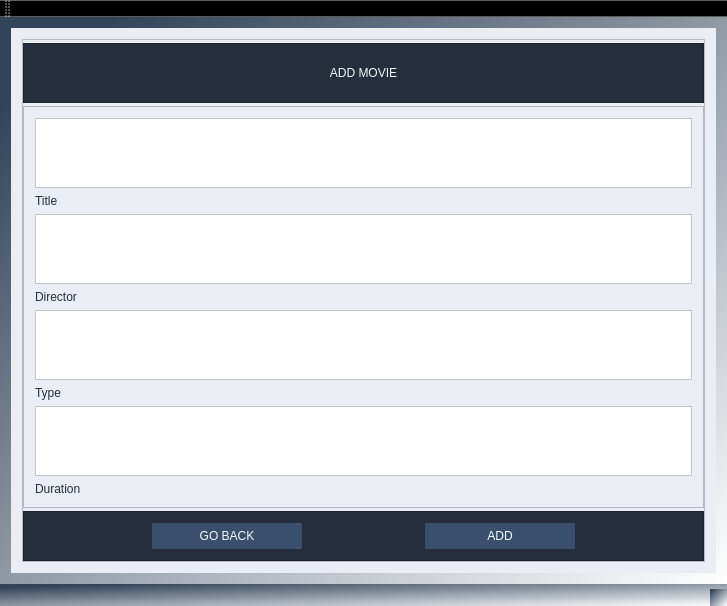
Before: the Qt Designer form MovieTicketManagementSystem/MainWindow.ui in ZuzannaZawartka/movie-ticket-management-system, drawn with Qt 5.
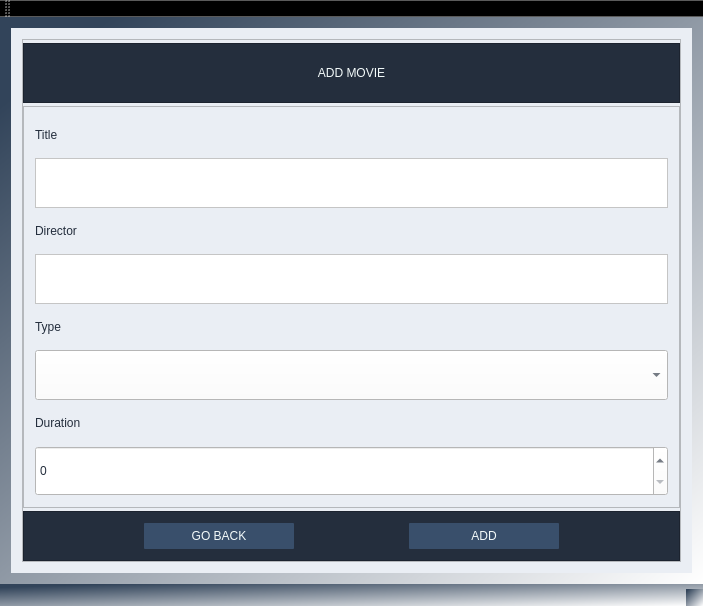
After: the same form once the commit is applied. The open tabs and pages were chosen to show the change.

Commit message: refactor: fixed addMovieWindow and added movieList to bookTicketWindow

What changed in the file:
```diff
--- a/MovieTicketManagementSystem/MainWindow.ui
+++ b/MovieTicketManagementSystem/MainWindow.ui
@@ -6,7 +6,7 @@
    <rect>
     <x>0</x>
     <y>0</y>
-    <width>727</width>
+    <width>703</width>
     <height>606</height>
    </rect>
   </property>
@@ -639,15 +639,6 @@
               <enum>QFrame::Shadow::Raised</enum>
              </property>
              <layout class="QVBoxLayout" name="verticalLayout_22">
-              <item>
-               <widget class="QTextEdit" name="textTitleEdit">
-                <property name="styleSheet">
-                 <string notr="true">background-color: rgb(255, 255, 255);
-color: rgb(36, 46, 61);
-font: 900 18pt &quot;Source Sans Pro Black&quot;;</string>
-                </property>
-               </widget>
-              </item>
               <item>
                <widget class="QLabel" name="textTitleLabel">
                 <property name="styleSheet">
@@ -660,7 +651,13 @@
                </widget>
               </item>
               <item>
-               <widget class="QTextEdit" name="textDirectorEdit">
+               <widget class="QTextEdit" name="textTitleEdit">
+                <property name="maximumSize">
+                 <size>
+                  <width>16777215</width>
+                  <height>50</height>
+                 </size>
+                </property>
                 <property name="styleSheet">
                  <string notr="true">background-color: rgb(255, 255, 255);
 color: rgb(36, 46, 61);
@@ -680,7 +677,13 @@
                </widget>
               </item>
               <item>
-               <widget class="QTextEdit" name="textTypeEdit">
+               <widget class="QTextEdit" name="textDirectorEdit">
+                <property name="maximumSize">
+                 <size>
+                  <width>16777215</width>
+                  <height>50</height>
+                 </size>
+                </property>
                 <property name="styleSheet">
                  <string notr="true">background-color: rgb(255, 255, 255);
 color: rgb(36, 46, 61);
@@ -700,7 +703,19 @@
                </widget>
               </item>
               <item>
-               <widget class="QTextEdit" name="textDurationEdit">
+               <widget class="QComboBox" name="chooseMovieTypeBox">
+                <property name="minimumSize">
+                 <size>
+                  <width>0</width>
+                  <height>50</height>
+                 </size>
+                </property>
+                <property name="maximumSize">
+                 <size>
+                  <width>16777215</width>
+                  <height>16777215</height>
+                 </size>
+                </property>
                 <property name="styleSheet">
                  <string notr="true">background-color: rgb(255, 255, 255);
 color: rgb(36, 46, 61);
@@ -719,6 +734,33 @@
                 </property>
                </widget>
               </item>
+              <item>
+               <widget class="QSpinBox" name="durationMovieBox">
+                <property name="minimumSize">
+                 <size>
+                  <width>0</width>
+                  <height>50</height>
+                 </size>
+                </property>
+                <property name="maximumSize">
+                 <size>
+                  <width>16777215</width>
+                  <height>16777215</height>
+                 </size>
+                </property>
+                <property name="autoFillBackground">
+                 <bool>false</bool>
+                </property>
+                <property name="styleSheet">
+                 <string notr="true">background-color: rgb(255, 255, 255);
+color: rgb(36, 46, 61);
+font: 900 18pt &quot;Source Sans Pro Black&quot;;</string>
+                </property>
+                <property name="maximum">
+                 <number>1000</number>
+                </property>
+               </widget>
+              </item>
              </layout>
             </widget>
            </item>
```
Left out of the diff: 103 changed lines with no effect on the pictures. The commit also changes 7 other files.
